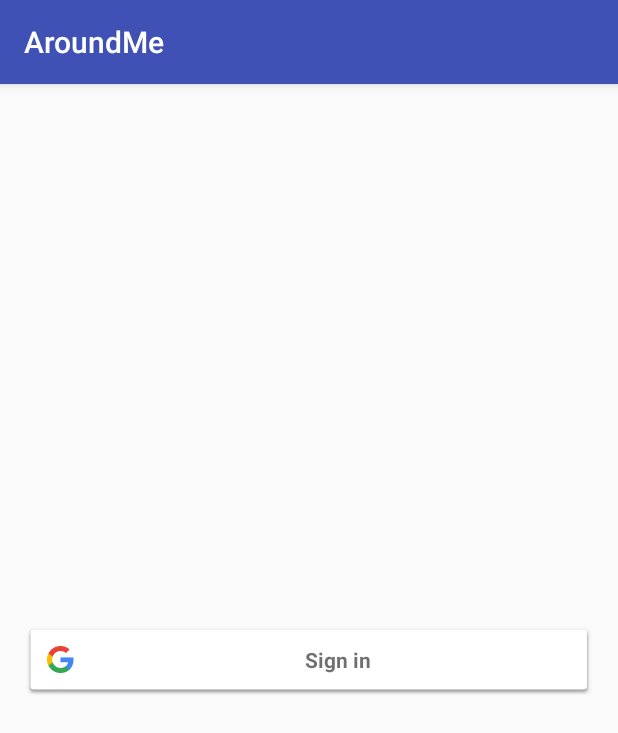
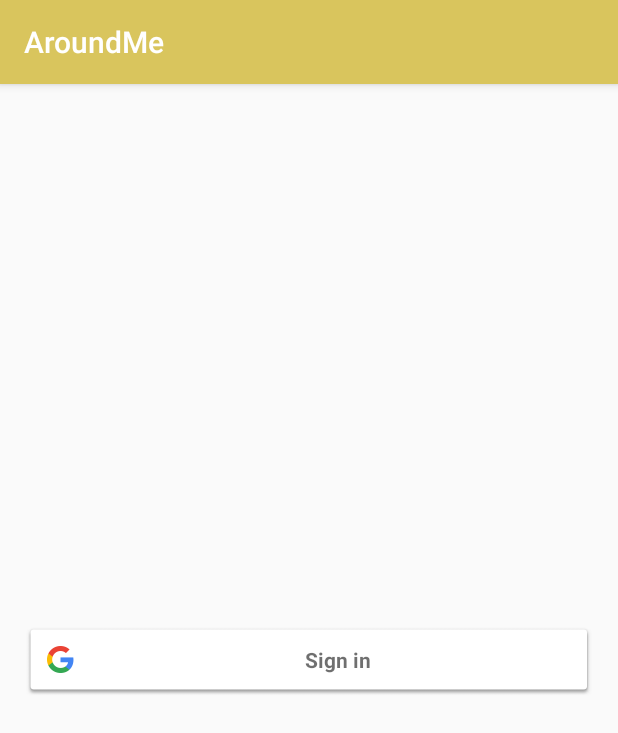
Before and after one commit to ZUOYANGDING/cs307, an Android app: the LoginActivity screen opened directly, with no data from a screen before it, on a phone screen of 412 x 824 dp. Shown: the top 733 px of the screen. Run offline under Robolectric (Android 15) with nearby library versions, the phone set to English and light mode, and no system bars; our stand-ins replace Firebase (no records; nobody signed in at launch, a user with empty details on screens opened directly).

Commit message:
Updated title bar color

```diff
--- a/AroundMe/app/src/main/res/layout/activity_landing.xml
+++ b/AroundMe/app/src/main/res/layout/activity_landing.xml
@@ -9,6 +9,7 @@
     android:paddingLeft="0dp"
     android:paddingRight="0dp"
     android:paddingTop="0dp"
+
     tools:context="com.example.zuoyangding.aroundme.Activity.LandingActivity">
 
     <ImageButton
@@ -64,7 +65,8 @@
             android:id="@+id/nickname"
             android:layout_weight="1"
             android:textSize="24sp"
-            android:textColor="@color/common_google_signin_btn_text_dark_focused" />
+            android:textColor="@color/common_google_signin_btn_text_dark_focused"
+            android:fontFamily="sans-serif" />
     </LinearLayout>
 
     <LinearLayout
--- a/AroundMe/app/src/main/res/values/colors.xml
+++ b/AroundMe/app/src/main/res/values/colors.xml
@@ -1,6 +1,6 @@
 <?xml version="1.0" encoding="utf-8"?>
 <resources>
-    <color name="colorPrimary">#3F51B5</color>
+    <color name="colorPrimary">#d9c55d</color>
     <color name="colorPrimaryDark">#303F9F</color>
     <color name="colorAccent">#FF4081</color>
 </resources>
```
